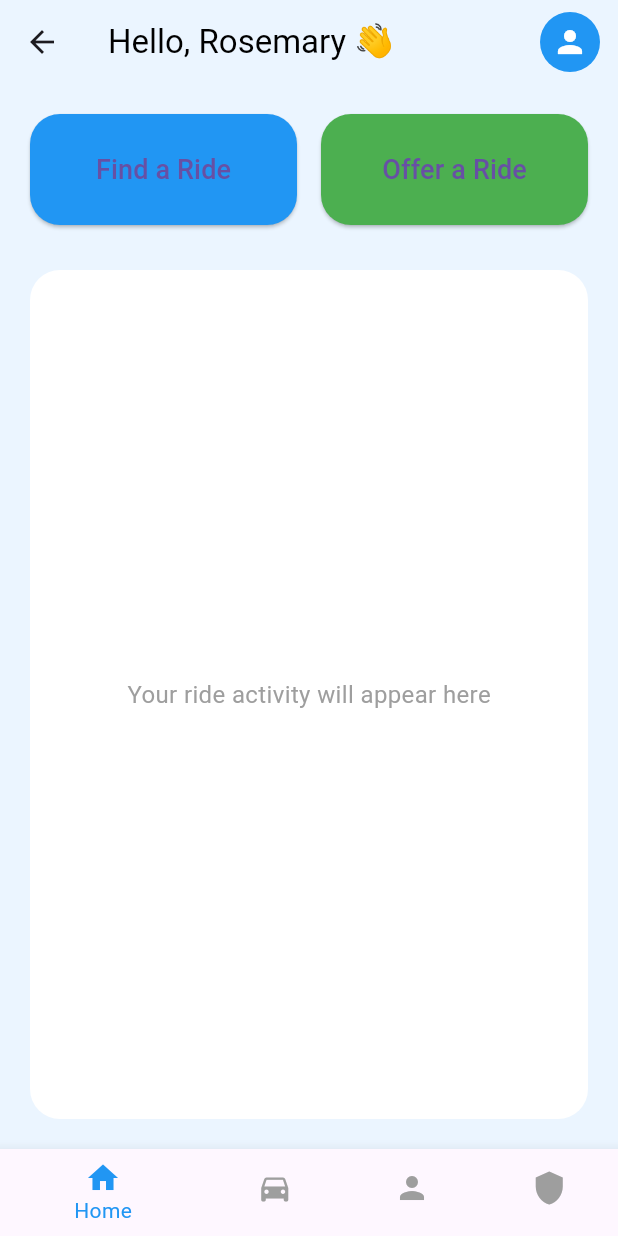
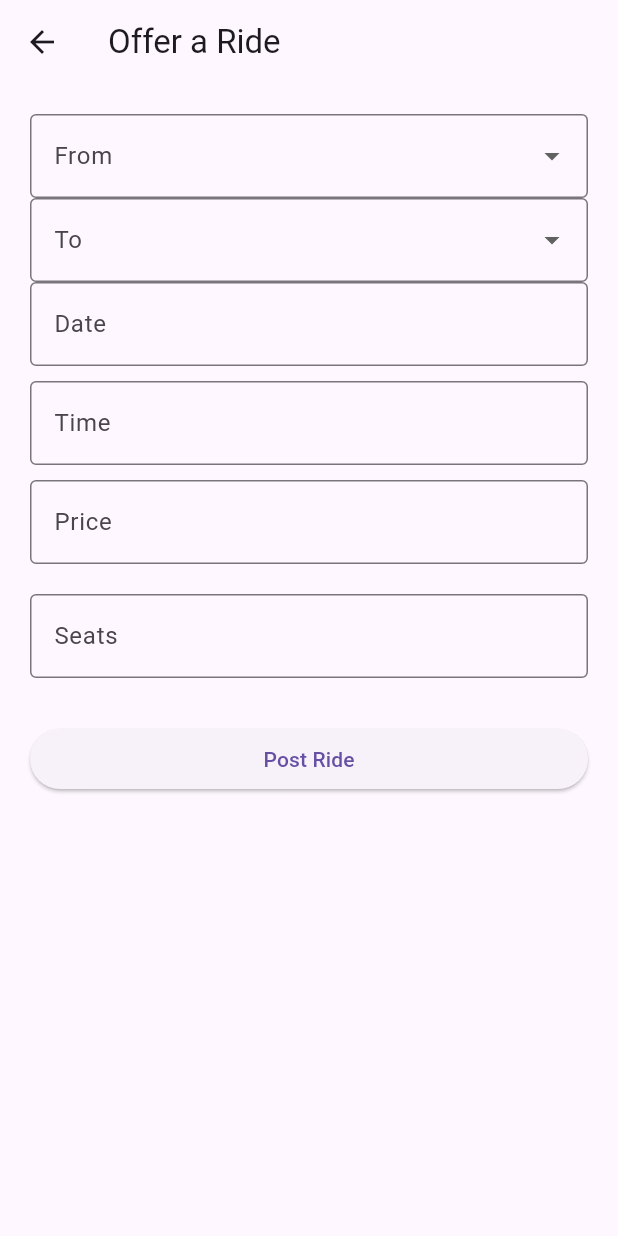
Before and after one commit to RosemaryReji/DistrictRide, a Flutter app: the HomeScreen screen opened directly, after a tap on "Offer a Ride", on a phone screen of 412 x 824 dp. Run offline on Flutter 3.47's test engine with Material 3 defaults, Android fonts, the phone set to English and light mode, and no system bars.

Commit message:
Added district dropdowns and date/time pickers to Find & Offer Ride

```diff
--- /dev/null
+++ b/lib/data/districts.dart
@@ -0,0 +1,16 @@
+const List<String> keralaDistricts = [
+  "Alappuzha",
+  "Ernakulam",
+  "Idukki",
+  "Kannur",
+  "Kasaragod",
+  "Kollam",
+  "Kottayam",
+  "Kozhikode",
+  "Malappuram",
+  "Palakkad",
+  "Pathanamthitta",
+  "Thiruvananthapuram",
+  "Thrissur",
+  "Wayanad",
+];
--- a/lib/screens/home_screen.dart
+++ b/lib/screens/home_screen.dart
@@ -1,5 +1,6 @@
 import 'package:flutter/material.dart';
 import 'route_screen.dart';
+import 'offer_ride_screen.dart';
 
 
 class HomeScreen extends StatelessWidget {
@@ -54,7 +55,13 @@ class HomeScreen extends StatelessWidget {
                 const SizedBox(width: 16),
                 Expanded(
                   child: ElevatedButton(
-                   onPressed: () {},
+                   onPressed: () {
+  Navigator.push(
+    context,
+    MaterialPageRoute(builder: (_) => const OfferRideScreen()),
+  );
+},
+
 
                     style: ElevatedButton.styleFrom(
                       backgroundColor: Colors.green,
--- /dev/null
+++ b/lib/screens/offer_ride_screen.dart
@@ -0,0 +1,157 @@
+import 'package:flutter/material.dart';
+import '../models/ride.dart';
+import '../services/ride_service.dart';
+import '../data/districts.dart';
+
+class OfferRideScreen extends StatefulWidget {
+  const OfferRideScreen({super.key});
+
+  @override
+  State<OfferRideScreen> createState() => _OfferRideScreenState();
+}
+
+class _OfferRideScreenState extends State<OfferRideScreen> {
+  final fromController = TextEditingController();
+  final toController = TextEditingController();
+  final dateController = TextEditingController();
+  final timeController = TextEditingController();
+  final priceController = TextEditingController();
+  final seatsController = TextEditingController();
+
+  @override
+  Widget build(BuildContext context) {
+    return Scaffold(
+      appBar: AppBar(title: const Text("Offer a Ride")),
+      body: Padding(
+        padding: const EdgeInsets.all(20),
+        child: ListView(
+          children: [
+            DropdownButtonFormField<String>(
+  items: keralaDistricts.map((d) {
+    return DropdownMenuItem(value: d, child: Text(d));
+  }).toList(),
+  onChanged: (value) {
+    fromController.text = value!;
+  },
+  decoration: const InputDecoration(
+    labelText: "From",
+    border: OutlineInputBorder(),
+  ),
+),
+
+            DropdownButtonFormField<String>(
+  items: keralaDistricts.map((d) {
+    return DropdownMenuItem(value: d, child: Text(d));
+  }).toList(),
+  onChanged: (value) {
+    toController.text = value!;
+  },
+  decoration: const InputDecoration(
+    labelText: "To",
+    border: OutlineInputBorder(),
+  ),
+),
+
+            TextField(
+  controller: dateController,
+  readOnly: true,
+  decoration: const InputDecoration(
+    labelText: "Date",
+    border: OutlineInputBorder(),
+  ),
+  onTap: () async {
+    final picked = await showDatePicker(
+      context: context,
+      firstDate: DateTime.now(),
+      lastDate: DateTime(2027),
+      initialDate: DateTime.now(),
+    );
+
+    if (picked != null) {
+      dateController.text =
+          "${picked.day}/${picked.month}/${picked.year}";
+    }
+  },
+),
+
+const SizedBox(height: 10),
+
+TextField(
+  controller: timeController,
+  readOnly: true,
+  decoration: const InputDecoration(
+    labelText: "Time",
+    border: OutlineInputBorder(),
+  ),
+  onTap: () async {
+    final picked = await showTimePicker(
+      context: context,
+      initialTime: TimeOfDay.now(),
+    );
+
+    if (picked != null) {
+      timeController.text = picked.format(context);
+    }
+  },
+),
+
+            buildField("Price", priceController),
+            buildField("Seats", seatsController),
+
+            const SizedBox(height: 20),
+
+            ElevatedButton(
+              onPressed: postRide,
+              child: const Text("Post Ride"),
+            ),
+          ],
+        ),
+      ),
+    );
+  }
+
+  Widget buildField(String label, TextEditingController controller) {
+    return Padding(
+      padding: const EdgeInsets.symmetric(vertical: 10),
+      child: TextField(
+        controller: controller,
+        decoration: InputDecoration(
+          labelText: label,
+          border: const OutlineInputBorder(),
+        ),
+      ),
+    );
+  }
+
+  void postRide() {
+    if (fromController.text.isEmpty ||
+        toController.text.isEmpty ||
+        dateController.text.isEmpty ||
+        timeController.text.isEmpty ||
+        priceController.text.isEmpty ||
+        seatsController.text.isEmpty) {
+      ScaffoldMessenger.of(context).showSnackBar(
+        const SnackBar(content: Text("Please fill all fields")),
+      );
+      return;
+    }
+
+    final newRide = Ride(
+      driverName: "You",
+      from: fromController.text,
+      to: toController.text,
+      date: dateController.text,
+      time: timeController.text,
+      price: int.parse(priceController.text),
+      seats: int.parse(seatsController.text),
+    );
+
+    RideService.addRide(newRide);
+
+    ScaffoldMessenger.of(context).showSnackBar(
+      const SnackBar(content: Text("Ride posted successfully")),
+    );
+
+    Navigator.pop(context);
+  }
+}
```
Also changed, not shown: lib/screens/route_screen.dart (+26 -6 lines), lib/services/ride_service.dart (+8 -6 lines).
